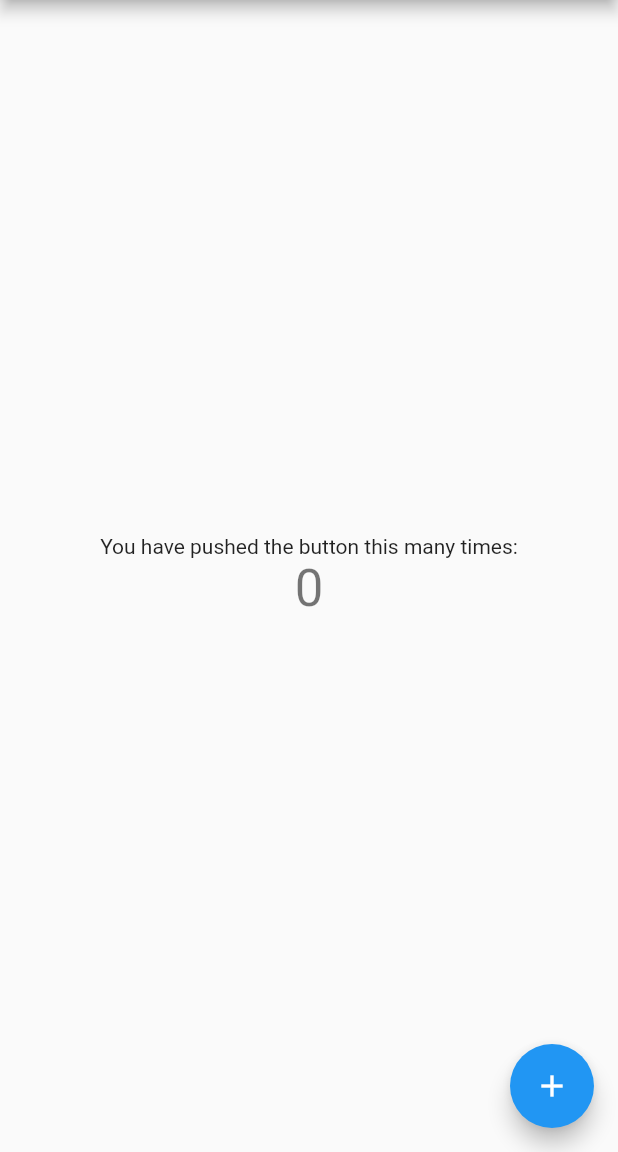
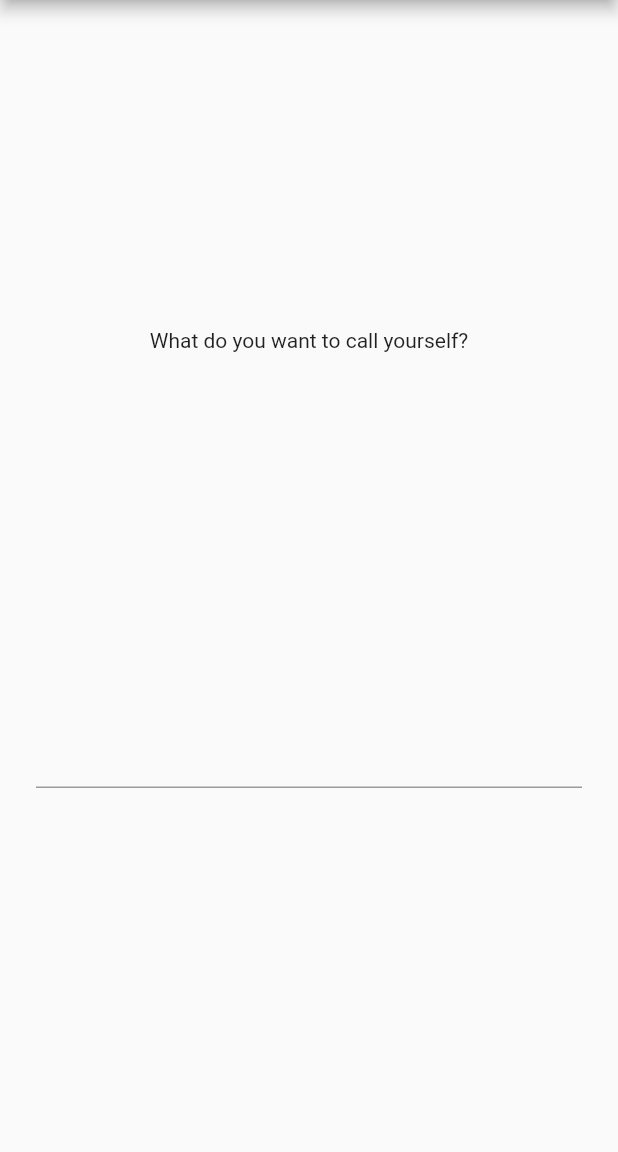
Before and after one commit to leer10/flutter-nearby-pubsub, a Flutter app: the screen it shows after launch, on a phone screen of 412 x 824 dp, the part 84-1236 px from its top. Run offline on Flutter 3.47's test engine with Material 2 defaults, Android fonts, the phone set to English and light mode, and no system bars.

Commit message:
starting screens

```diff
--- /dev/null
+++ b/lib/OpeningScreen.dart
@@ -0,0 +1,50 @@
+import 'package:flutter/material.dart';
+import 'package:provider/provider.dart';
+import 'package:minigames/main.dart';
+
+class StartingPage extends StatelessWidget{
+  @override
+  Widget build(BuildContext context) {
+    return Scaffold(
+      appBar: AppBar(
+        title: Text("Nearby Minigames"),
+      ),
+      body: NameInputForm()
+    );
+  }
+}
+
+class NameInputForm extends StatefulWidget {
+  @override
+  _NameInputFormState createState() => _NameInputFormState();
+}
+
+class _NameInputFormState extends State<NameInputForm> {
+  final controller = TextEditingController();
+  @override
+  void dispose(){
+    controller.dispose();
+    super.dispose();
+  }
+
+  @override
+  Widget build(BuildContext context) {
+    return Column(
+      mainAxisAlignment: MainAxisAlignment.spaceEvenly,
+      children: [
+      Text("What do you want to call yourself?"),
+      Padding(
+        padding: const EdgeInsets.all(24.0),
+        child: TextField(
+          controller: controller,
+          textCapitalization: TextCapitalization.words,
+          onSubmitted: (name){
+            Provider.of<GameState>(context).addSelf(name);
+            print("$name added as self!");
+            Navigator.pushNamedAndRemoveUntil(context, '/welcome', (_) => false);
+          },
+        ),
+      )
+    ]);
+  }
+}
--- a/lib/main.dart
+++ b/lib/main.dart
@@ -1,6 +1,16 @@
 import 'package:flutter/material.dart';
+import 'package:provider/provider.dart';
 
-void main() => runApp(MyApp());
+//Classes
+import 'package:minigames/playerClasses.dart';
+
+//Screens
+import 'package:minigames/OpeningScreen.dart';
+import 'package:minigames/WelcomeScreen.dart';
+
+
+void main() => runApp(ChangeNotifierProvider(builder: (context) => GameState(), child: MyApp()));
+
 
 class MyApp extends StatelessWidget {
   // This widget is the root of your application.
@@ -20,92 +30,20 @@ class MyApp extends StatelessWidget {
         // is not restarted.
         primarySwatch: Colors.blue,
       ),
-      home: MyHomePage(title: 'Nearby Minigames'),
+      initialRoute: '/',
+      routes: {
+        '/': (context) => StartingPage(),
+        '/welcome': (context) => WelcomePage(),
+      }
     );
   }
 }
 
-class MyHomePage extends StatefulWidget {
-  MyHomePage({Key key, this.title}) : super(key: key);
+class GameState with ChangeNotifier {
+List<Player> PlayerList = [];
+Player selfPlayer;
 
-  // This widget is the home page of your application. It is stateful, meaning
-  // that it has a State object (defined below) that contains fields that affect
-  // how it looks.
-
-  // This class is the configuration for the state. It holds the values (in this
-  // case the title) provided by the parent (in this case the App widget) and
-  // used by the build method of the State. Fields in a Widget subclass are
-  // always marked "final".
-
-  final String title;
-
-  @override
-  _MyHomePageState createState() => _MyHomePageState();
+void addSelf(String name){
+  selfPlayer = Player(fancyName: name, isSelf: true);
 }
-
-class _MyHomePageState extends State<MyHomePage> {
-  int _counter = 0;
-
-  void _incrementCounter() {
-    setState(() {
-      // This call to setState tells the Flutter framework that something has
-      // changed in this State, which causes it to rerun the build method below
-      // so that the display can reflect the updated values. If we changed
-      // _counter without calling setState(), then the build method would not be
-      // called again, and so nothing would appear to happen.
-      _counter++;
-    });
-  }
-
-  @override
-  Widget build(BuildContext context) {
-    // This method is rerun every time setState is called, for instance as done
-    // by the _incrementCounter method above.
-    //
-    // The Flutter framework has been optimized to make rerunning build methods
-    // fast, so that you can just rebuild anything that needs updating rather
-    // than having to individually change instances of widgets.
-    return Scaffold(
-      appBar: AppBar(
-        // Here we take the value from the MyHomePage object that was created by
-        // the App.build method, and use it to set our appbar title.
-        title: Text(widget.title),
-      ),
-      body: Center(
-        // Center is a layout widget. It takes a single child and positions it
-        // in the middle of the parent.
-        child: Column(
-          // Column is also layout widget. It takes a list of children and
-          // arranges them vertically. By default, it sizes itself to fit its
-          // children horizontally, and tries to be as tall as its parent.
-          //
-          // Invoke "debug painting" (press "p" in the console, choose the
-          // "Toggle Debug Paint" action from the Flutter Inspector in Android
-          // Studio, or the "Toggle Debug Paint" command in Visual Studio Code)
-          // to see the wireframe for each widget.
-          //
-          // Column has various properties to control how it sizes itself and
-          // how it positions its children. Here we use mainAxisAlignment to
-          // center the children vertically; the main axis here is the vertical
-          // axis because Columns are vertical (the cross axis would be
-          // horizontal).
-          mainAxisAlignment: MainAxisAlignment.center,
-          children: <Widget>[
-            Text(
-              'You have pushed the button this many times:',
-            ),
-            Text(
-              '$_counter',
-              style: Theme.of(context).textTheme.display1,
-            ),
-          ],
-        ),
-      ),
-      floatingActionButton: FloatingActionButton(
-        onPressed: _incrementCounter,
-        tooltip: 'Increment',
-        child: Icon(Icons.add),
-      ), // This trailing comma makes auto-formatting nicer for build methods.
-    );
-  }
 }
--- /dev/null
+++ b/lib/playerClasses.dart
@@ -0,0 +1,6 @@
+class Player {
+  String fancyName;
+  String deviceID;
+  bool isSelf;
+Player({String this.fancyName, String this.deviceID, bool this.isSelf = false});
+}
```
Also changed, not shown: lib/WelcomeScreen.dart (added, +41 -0 lines).
